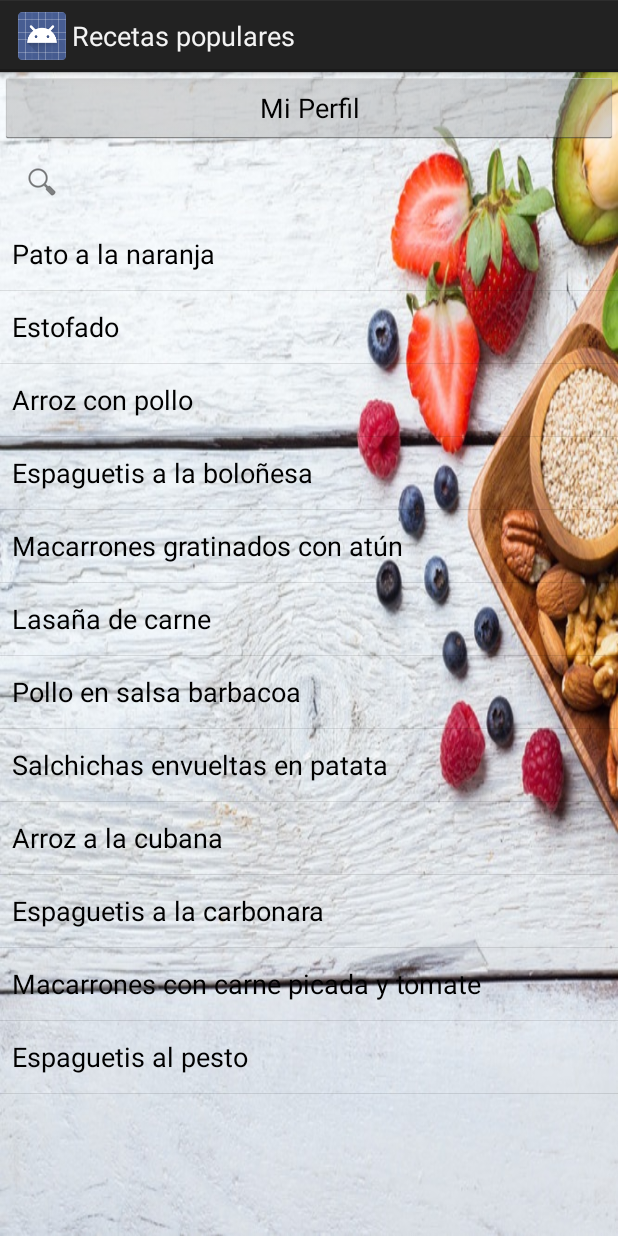
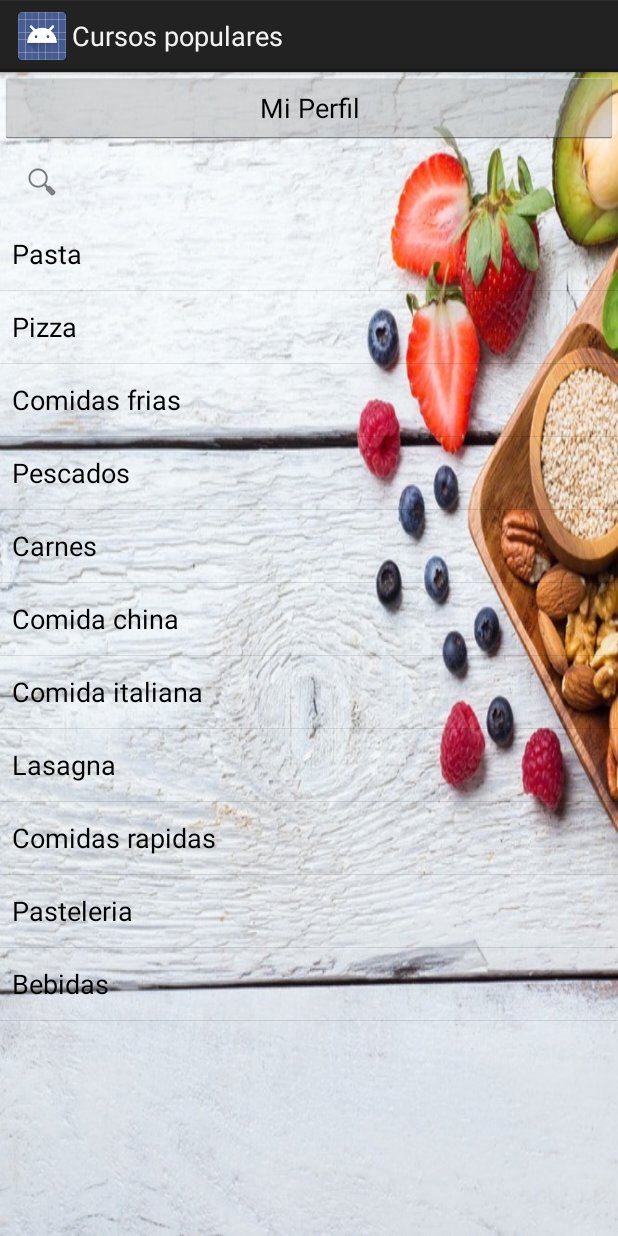
Before and after one commit to leonardoH3/PdamProyecto, an Android app: the ListaCursos screen opened directly, with no data from a screen before it, on a phone screen of 412 x 824 dp. Run offline under Robolectric (Android 15) with nearby library versions, the light colour scheme and no system bars.

Commit message:
Se cambiaron recetas por cursos

```diff
--- a/app/src/main/AndroidManifest.xml
+++ b/app/src/main/AndroidManifest.xml
@@ -26,7 +26,7 @@
             android:name=".PerfilUsuario"
             android:label="@string/title_activity_perfil" />
         <activity
-            android:name=".PerfilReceta"
+            android:name=".PerfilCurso"
             android:label="@string/title_activity_perfil_curso" />
         <activity
             android:name=".VentaTickets"
--- /dev/null
+++ b/app/src/main/java/com/example/proyectopdam/Entity/Curso.java
@@ -0,0 +1,67 @@
+package com.example.proyectopdam.Entity;
+
+import java.util.ArrayList;
+import java.util.Date;
+import java.util.List;
+
+public class Curso {
+    private String nombre;
+    private List<Usuario> usuarios;
+    private String descripcion;
+    private String hora;
+    private Date fecha;
+
+    public Curso(String nombre, List<Usuario> usuarios, String descripcion, String hora, Date fecha) {
+        this.nombre = nombre;
+        if (usuarios!=null) {
+            this.usuarios = usuarios;
+        }
+        else{
+            this.usuarios = new ArrayList<Usuario>();
+        }
+        this.descripcion = descripcion;
+        this.hora = hora;
+        this.fecha = fecha;
+    }
+
+    public String getNombre() {
+        return nombre;
+    }
+
+    public void setNombre(String nombre) {
+        this.nombre = nombre;
+    }
+
+    public List<Usuario> getUsuarios() {
+        return usuarios;
+    }
+
+    public void setUsuarios(List<Usuario> usuarios) {
+        this.usuarios = usuarios;
+    }
+
+    public String getDescripcion() {
+        return descripcion;
+    }
+
+    public void setDescripcion(String descripcion) {
+        this.descripcion = descripcion;
+    }
+
+    public String getHora() {
+        return hora;
+    }
+
+    public void setHora(String hora) {
+        this.hora = hora;
+    }
+
+    public Date getFecha() {
+        return fecha;
+    }
+
+    public void setFecha(Date fecha) {
+        this.fecha = fecha;
+    }
+
+}
--- a/app/src/main/java/com/example/proyectopdam/ListaCursos.java
+++ b/app/src/main/java/com/example/proyectopdam/ListaCursos.java
@@ -9,6 +9,9 @@ import android.widget.ArrayAdapter;
 import android.widget.ListView;
 import android.widget.Toast;
 
+import com.example.proyectopdam.Entity.Curso;
+import com.example.proyectopdam.Entity.Usuario;
+
 import java.util.ArrayList;
 import java.util.List;
 
@@ -19,7 +22,7 @@ public class ListaCursos extends Activity {
     protected void onCreate(Bundle savedInstanceState) {
         super.onCreate(savedInstanceState);
         setContentView(R.layout.activity_lista_cursos);
-        this.setTitle("Recetas populares");
+        this.setTitle("Cursos populares");
         lv = (ListView) findViewById(R.id.listaRecetasPopulares);
 
 
@@ -47,7 +50,10 @@ public class ListaCursos extends Activity {
         lv.setAdapter(arrayAdapter);
          */
 
-        List<String> recetas = new ArrayList<String>();
+        List<String> nombresCurso = new ArrayList<String>();
+        List<Curso> cursos = new ArrayList<Curso>();
+
+        /*
         recetas.add("Pato a la naranja");
         recetas.add("Estofado");
         recetas.add("Arroz con pollo");
@@ -61,11 +67,40 @@ public class ListaCursos extends Activity {
         recetas.add("Macarrones con carne picada y tomate ");
         recetas.add("Espaguetis al pesto");
 
+        */
+
+        Curso curso0 = new Curso("Pasta", null, "No disponible","8:00 am",null);
+        Curso curso1 = new Curso("Pizza", null, "No disponible","8:00 am",null);
+        Curso curso2 = new Curso("Comidas frias", null, "No disponible","8:00 am",null);
+        Curso curso3 = new Curso("Pescados", null, "No disponible","8:00 am",null);
+        Curso curso4 = new Curso("Carnes", null, "No disponible","8:00 am",null);
+        Curso curso5 = new Curso("Comida china", null, "No disponible","8:00 am",null);
+        Curso curso6 = new Curso("Comida italiana", null, "No disponible","8:00 am",null);
+        Curso curso7 = new Curso("Lasagna", null, "No disponible","8:00 am",null);
+        Curso curso8 = new Curso("Comidas rapidas", null, "No disponible","8:00 am",null);
+        Curso curso9 = new Curso("Pasteleria", null, "No disponible","8:00 am",null);
+        Curso curso10 = new Curso("Bebidas", null, "No disponible","8:00 am",null);
+
+        cursos.add(curso0);
+        cursos.add(curso1);
+        cursos.add(curso2);
+        cursos.add(curso3);
+        cursos.add(curso4);
+        cursos.add(curso5);
+        cursos.add(curso6);
+        cursos.add(curso7);
+        cursos.add(curso8);
+        cursos.add(curso9);
+        cursos.add(curso10);
+
+        for (Curso c : cursos){
+            nombresCurso.add(c.getNombre());
+        }
 
         final ArrayAdapter<String> arrayAdapter = new ArrayAdapter<String>(
                 this,
                 android.R.layout.simple_list_item_1,
-                recetas );
+                nombresCurso);
 
         lv.setAdapter(arrayAdapter);
         lv.setOnItemClickListener(new AdapterView.OnItemClickListener(){
@@ -73,11 +108,11 @@ public class ListaCursos extends Activity {
             public void onItemClick(AdapterView<?> parent, View view, int position, long id) {
                 String item = arrayAdapter.getItem(position);
                 Toast toast = Toast.makeText(getApplicationContext(),
-                        "Se selecciono la receta "+ item,
+                        "Se selecciono el curso "+ item,
                         Toast.LENGTH_SHORT);
 
                 toast.show();
-                Intent intent = new Intent(ListaCursos.this,PerfilReceta.class);
+                Intent intent = new Intent(ListaCursos.this,PerfilCurso.class);
                 //based on item add info to intent
                 startActivity(intent);
             }
--- a/app/src/main/java/com/example/proyectopdam/ListaRecetasUsuario.java
+++ b/app/src/main/java/com/example/proyectopdam/ListaRecetasUsuario.java
@@ -47,7 +47,7 @@ public class ListaRecetasUsuario extends Activity {
                         Toast.LENGTH_SHORT);
 
                 toast.show();
-                Intent intent = new Intent(ListaRecetasUsuario.this,PerfilReceta.class);
+                Intent intent = new Intent(ListaRecetasUsuario.this,PerfilCurso.class);
                 //based on item add info to intent
                 startActivity(intent);
             }
```
Also changed, not shown: app/src/main/java/com/example/proyectopdam/PerfilCurso.java (added, +30 -0 lines), app/src/main/java/com/example/proyectopdam/PerfilReceta.java (deleted, +0 -18 lines), app/src/main/res/layout/activity_perfil_curso.xml (renamed from app/src/main/res/layout/activity_perfil_receta.xml, +8 -1 lines).
